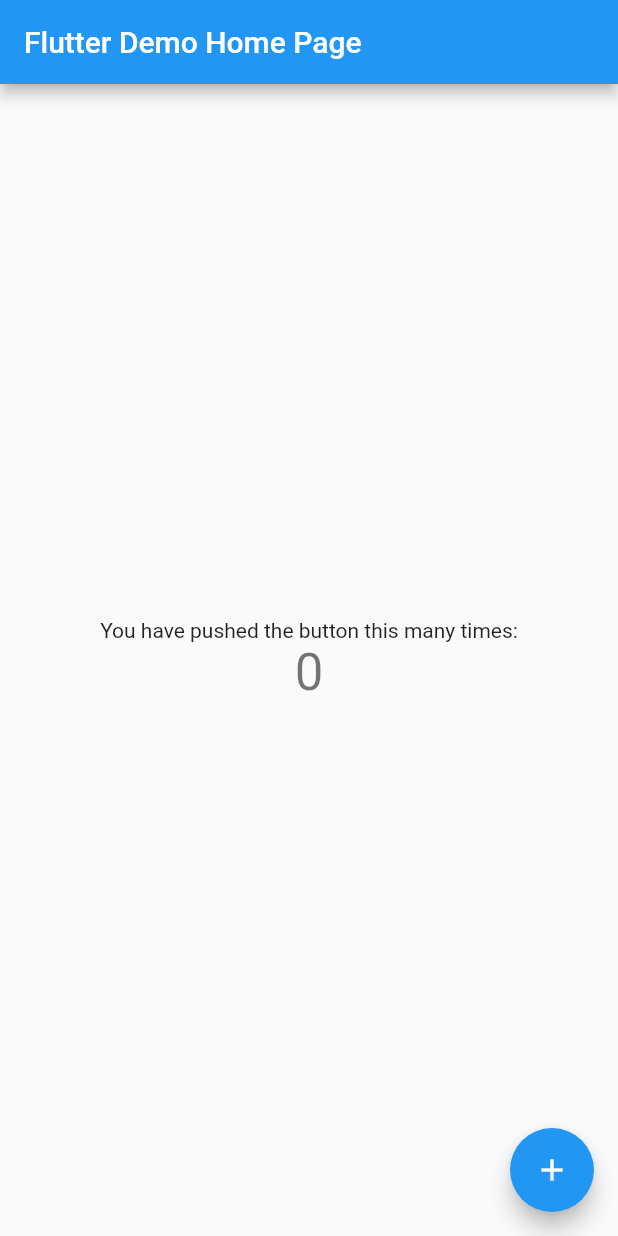
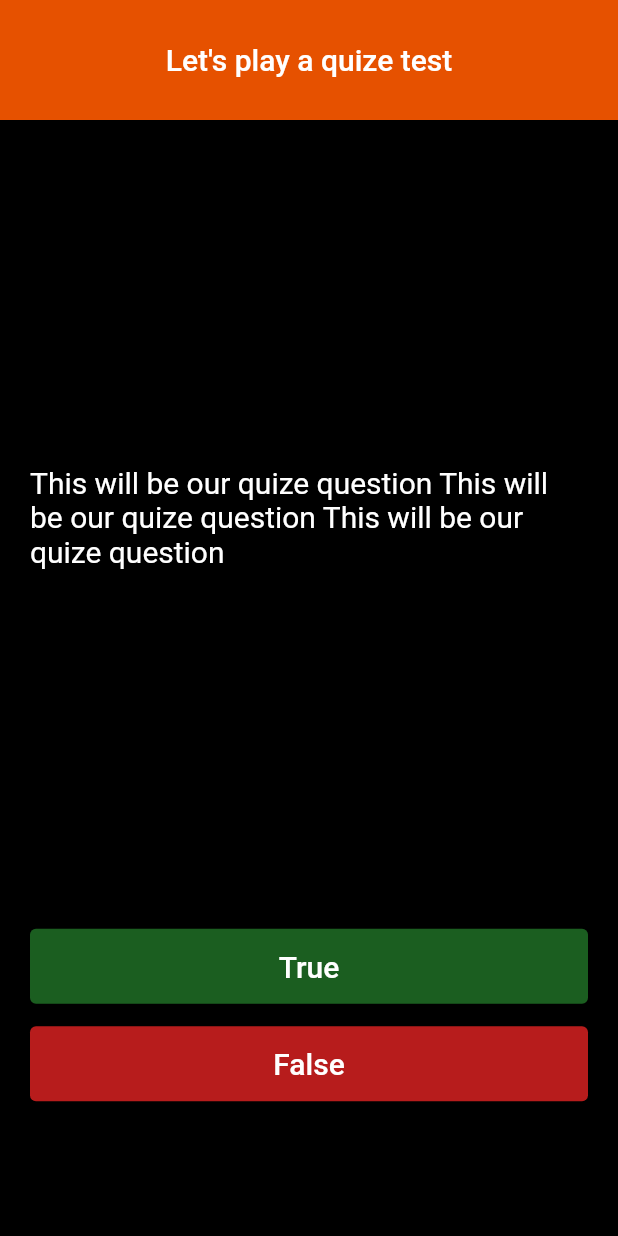
Before and after one commit to anup-paul/flutter_quize_project, a Flutter app: the screen it shows after launch, on a phone screen of 412 x 824 dp. Run offline on Flutter 3.47's test engine with Material 2 defaults, Android fonts, the phone set to English and light mode, and no system bars.

Commit message:
design complete

```diff
--- a/lib/main.dart
+++ b/lib/main.dart
@@ -1,113 +1,90 @@
 import 'package:flutter/material.dart';
 
-void main() {
-  runApp(MyApp());
-}
+void main() => runApp(MyApp());
 
 class MyApp extends StatelessWidget {
-  // This widget is the root of your application.
+  const MyApp({Key? key}) : super(key: key);
+
   @override
   Widget build(BuildContext context) {
     return MaterialApp(
-      title: 'Flutter Demo',
-      theme: ThemeData(
-        // This is the theme of your application.
-        //
-        // Try running your application with "flutter run". You'll see the
-        // application has a blue toolbar. Then, without quitting the app, try
-        // changing the primarySwatch below to Colors.green and then invoke
-        // "hot reload" (press "r" in the console where you ran "flutter run",
-        // or simply save your changes to "hot reload" in a Flutter IDE).
-        // Notice that the counter didn't reset back to zero; the application
-        // is not restarted.
-        primarySwatch: Colors.blue,
+      debugShowCheckedModeBanner: false,
+      home: SafeArea(
+        child: Scaffold(
+          backgroundColor: Colors.black,
+          appBar: AppBar(
+            toolbarHeight: 80,
+            backgroundColor: Colors.orange[900],
+            centerTitle: true,
+            title: Text("Let's play a quize test"),
           ),
-      home: MyHomePage(title: 'Flutter Demo Home Page'),
+          body: quizeScreen(),
+        ),
+      ),
     );
   }
 }
 
-class MyHomePage extends StatefulWidget {
-  MyHomePage({Key? key, required this.title}) : super(key: key);
-
-  // This widget is the home page of your application. It is stateful, meaning
-  // that it has a State object (defined below) that contains fields that affect
-  // how it looks.
-
-  // This class is the configuration for the state. It holds the values (in this
-  // case the title) provided by the parent (in this case the App widget) and
-  // used by the build method of the State. Fields in a Widget subclass are
-  // always marked "final".
-
-  final String title;
+class quizeScreen extends StatefulWidget {
+  const quizeScreen({Key? key}) : super(key: key);
 
   @override
-  _MyHomePageState createState() => _MyHomePageState();
+  _quizeScreenState createState() => _quizeScreenState();
 }
 
-class _MyHomePageState extends State<MyHomePage> {
-  int _counter = 0;
-
-  void _incrementCounter() {
-    setState(() {
-      // This call to setState tells the Flutter framework that something has
-      // changed in this State, which causes it to rerun the build method below
-      // so that the display can reflect the updated values. If we changed
-      // _counter without calling setState(), then the build method would not be
-      // called again, and so nothing would appear to happen.
-      _counter++;
-    });
-  }
-
+class _quizeScreenState extends State<quizeScreen> {
   @override
   Widget build(BuildContext context) {
-    // This method is rerun every time setState is called, for instance as done
-    // by the _incrementCounter method above.
-    //
-    // The Flutter framework has been optimized to make rerunning build methods
-    // fast, so that you can just rebuild anything that needs updating rather
-    // than having to individually change instances of widgets.
-    return Scaffold(
-      appBar: AppBar(
-        // Here we take the value from the MyHomePage object that was created by
-        // the App.build method, and use it to set our appbar title.
-        title: Text(widget.title),
+    return Container(
+      height: MediaQuery.of(context).size.height * 0.8,
+      child: Column(
+        crossAxisAlignment: CrossAxisAlignment.stretch,
+        mainAxisAlignment: MainAxisAlignment.spaceBetween,
+        children: [
+          Expanded(
+            child: Center(
+              child: Padding(
+                padding: EdgeInsets.all(20),
+                child: Text(
+                  "This will be our quize question This will be our quize question This will be our quize question ",
+                  style: TextStyle(color: Colors.white, fontSize: 20),
                 ),
-      body: Center(
-        // Center is a layout widget. It takes a single child and positions it
-        // in the middle of the parent.
+              ),
+            ),
+          ),
+          Container(
             child: Column(
-          // Column is also a layout widget. It takes a list of children and
-          // arranges them vertically. By default, it sizes itself to fit its
-          // children horizontally, and tries to be as tall as its parent.
-          //
-          // Invoke "debug painting" (press "p" in the console, choose the
-          // "Toggle Debug Paint" action from the Flutter Inspector in Android
-          // Studio, or the "Toggle Debug Paint" command in Visual Studio Code)
-          // to see the wireframe for each widget.
-          //
-          // Column has various properties to control how it sizes itself and
-          // how it positions its children. Here we use mainAxisAlignment to
-          // center the children vertically; the main axis here is the vertical
-          // axis because Columns are vertical (the cross axis would be
-          // horizontal).
-          mainAxisAlignment: MainAxisAlignment.center,
-          children: <Widget>[
-            Text(
-              'You have pushed the button this many times:',
+              crossAxisAlignment: CrossAxisAlignment.stretch,
+              children: [
+                Padding(
+                  padding: EdgeInsets.symmetric(vertical: 10, horizontal: 20),
+                  child: ElevatedButton(
+                    style: ElevatedButton.styleFrom(
+                        fixedSize: Size(40, 50), primary: Colors.green[900]),
+                    onPressed: () {},
+                    child: Text(
+                      "True",
+                      style: TextStyle(fontSize: 20),
                     ),
-            Text(
-              '$_counter',
-              style: Theme.of(context).textTheme.headline4,
+                  ),
+                ),
+                Padding(
+                  padding: EdgeInsets.symmetric(vertical: 5, horizontal: 20),
+                  child: ElevatedButton(
+                    style: ElevatedButton.styleFrom(
+                        fixedSize: Size(40, 50), primary: Colors.red[900]),
+                    onPressed: () {},
+                    child: Text(
+                      "False",
+                      style: TextStyle(fontSize: 20),
+                    ),
+                  ),
                 ),
               ],
             ),
+          )
+        ],
       ),
-      floatingActionButton: FloatingActionButton(
-        onPressed: _incrementCounter,
-        tooltip: 'Increment',
-        child: Icon(Icons.add),
-      ), // This trailing comma makes auto-formatting nicer for build methods.
     );
   }
 }
```
Lines whose indentation alone changed are shown as unchanged.
